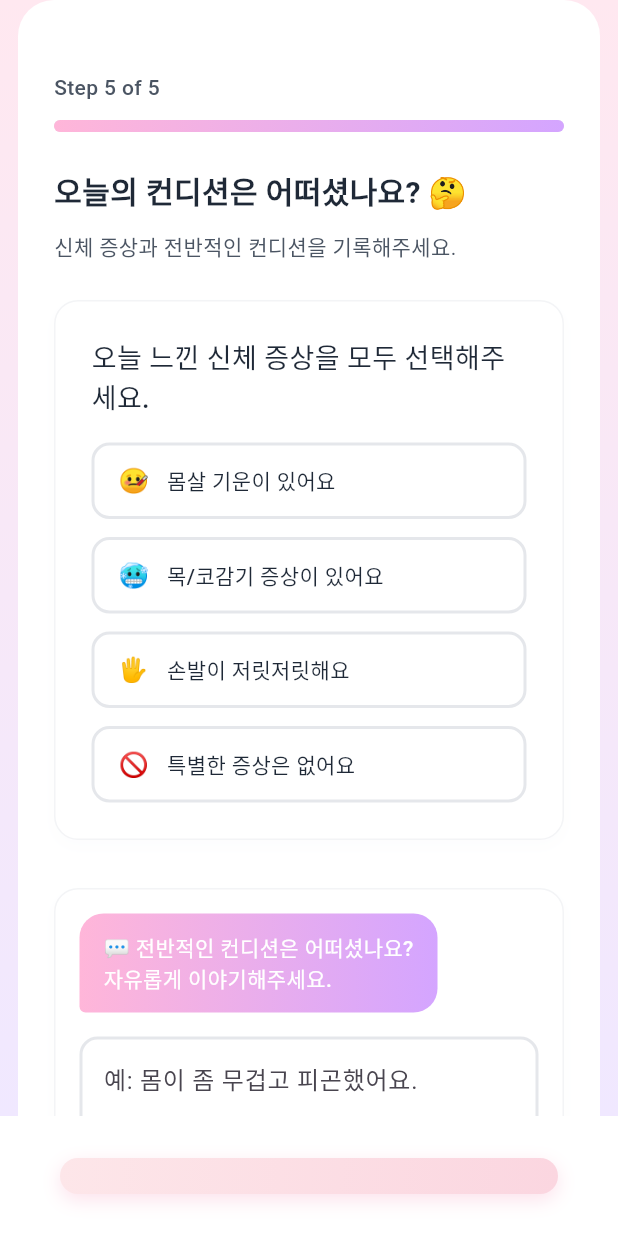
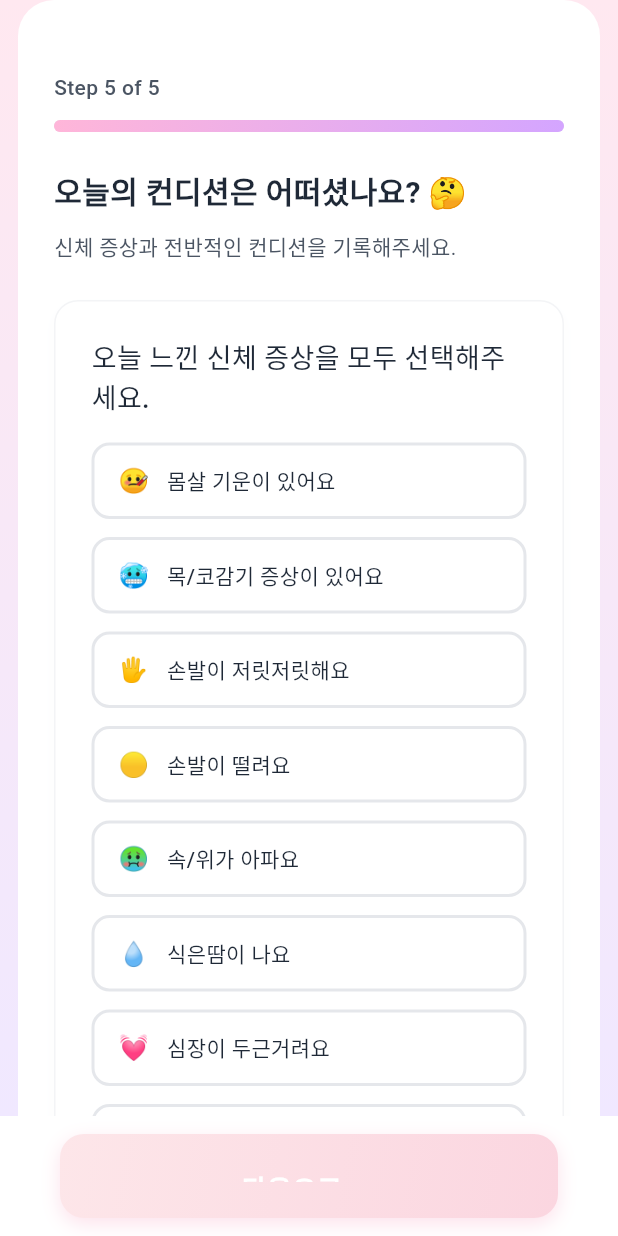
Before and after one commit to singnyee/Aura, a Flutter app: the SymptomRecordScreen screen opened directly, on a phone screen of 412 x 824 dp. Run offline on Flutter 3.47's test engine with Material 3 defaults, Android fonts, the phone set to English and light mode, and no system bars; our stand-ins replace fl_chart, font_awesome_flutter, table_calendar; Roboto replaces fonts that are missing (Pretendard).

Commit message:
일단은 자잘 수정 빼고 다 됨

```diff
--- a/lib/screens/record/symptom_record_screen.dart
+++ b/lib/screens/record/symptom_record_screen.dart
@@ -180,6 +180,21 @@ class SymptomRecordScreenState extends State<SymptomRecordScreen> {
           const SizedBox(height: 12),
           buildSymptomButton('🖐️', '손발이 저릿저릿해요', '손발저림'),
           const SizedBox(height: 12),
+          // 🌟 [추가] 이미지 속 항목 1
+          buildSymptomButton('🟡', '손발이 떨려요', '떨림'),
+          const SizedBox(height: 12),
+          // 🌟 [추가] 이미지 속 항목 2
+          buildSymptomButton('🤢', '속/위가 아파요', '복통'),
+          const SizedBox(height: 12),
+          // 🌟 [추가] 이미지 속 항목 3
+          buildSymptomButton('💧', '식은땀이 나요', '식은땀'),
+          const SizedBox(height: 12),
+          // 🌟 [추가] 이미지 속 항목 4
+          buildSymptomButton('💓', '심장이 두근거려요', '두근거림'),
+          const SizedBox(height: 12),
+          // 🌟 [추가] 이미지 속 항목 5
+          buildSymptomButton('😵', '피곤해요', '피곤'),
+          const SizedBox(height: 12),
           buildSymptomButton('🚫', '특별한 증상은 없어요', '없음'),
         ],
       ),
--- a/lib/widgets/aura_next_button.dart
+++ b/lib/widgets/aura_next_button.dart
@@ -18,7 +18,11 @@ class AuraNextButton extends StatelessWidget {
       color: Colors.transparent,
       elevation: 0,
       child: Padding(
-        padding: const EdgeInsets.symmetric(horizontal: 24.0, vertical: 16.0),
+        // 🌟 [수정]
+        // 기존: const EdgeInsets.symmetric(horizontal: 24.0, vertical: 16.0)
+        // 버튼 자체의 패딩(vertical: 24)과 중복되어 높이 오버플로우를 일으키므로
+        // 여기서는 좌우 패딩만 남기고 세로 패딩은 제거합니다.
+        padding: const EdgeInsets.symmetric(horizontal: 24.0),
         child: Container(
           decoration: BoxDecoration(
             gradient: pinkGradient, // 공통 그라데이션 사용
@@ -36,14 +40,13 @@ class AuraNextButton extends StatelessWidget {
             style: ElevatedButton.styleFrom(
               backgroundColor: Colors.transparent,
               shadowColor: Colors.transparent,
+              // 이 패딩이 버튼의 실제 높이를 결정합니다. (상: 24, 하: 24)
               padding: const EdgeInsets.symmetric(vertical: 24),
               shape: RoundedRectangleBorder(
                 borderRadius: BorderRadius.circular(16),
               ),
-              // 🌟 [해결책]
-              // 버튼의 최소 너비를 'double.infinity' (무한대)로 설정하여
+              // 최소 너비를 'double.infinity'로 설정하여
               // 부모 위젯(Container)의 최대 너비를 꽉 채우게 합니다.
-              // 높이는 0으로 설정하고, padding(py-4)이 높이를 결정하도록 합니다.
               minimumSize: const Size(double.infinity, 0),
             ),
             child: const Text(
```
Also changed, not shown: lib/screens/record/diet_record_screen.dart (+16 -5 lines).
